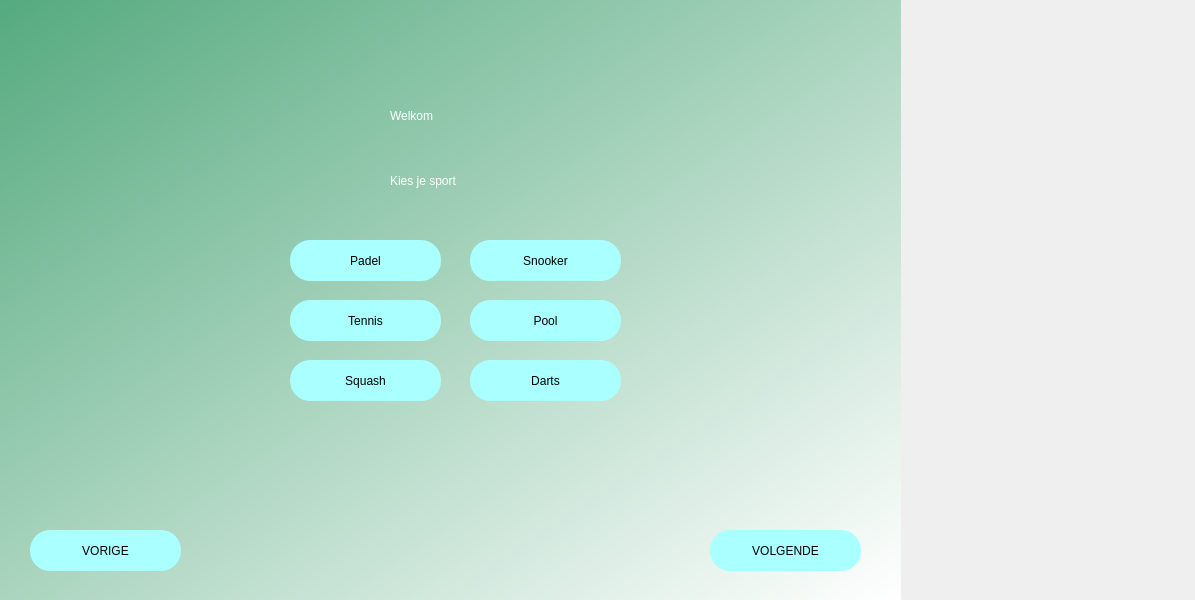
Above: sport_booker/gui/sportscreen.ui from bert-pxl/sport-booker before the change. Below: the same form after it.
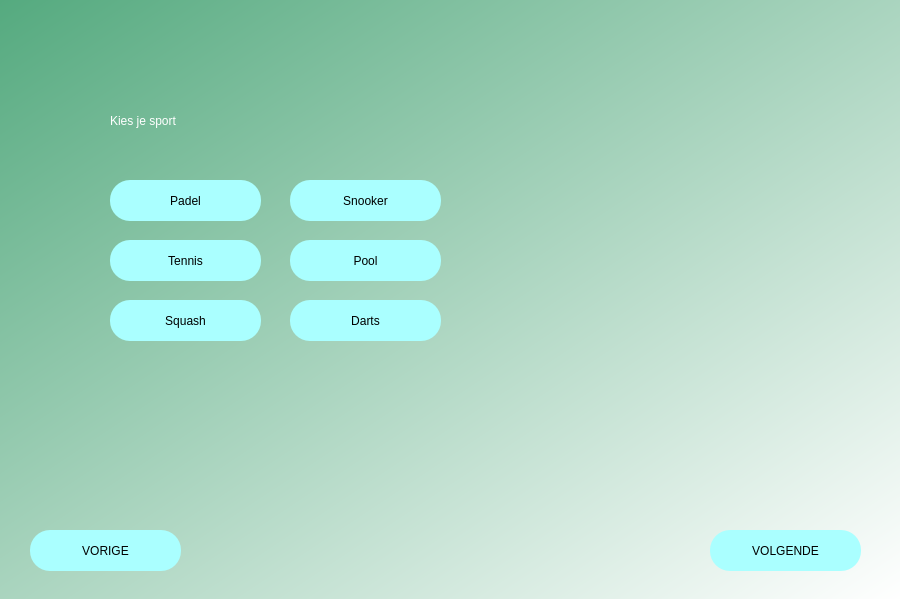
That is the form after the change.

Commit message: added images for sportscreen

What changed in the file:
```diff
--- a/sport_booker/gui/sportscreen.ui
+++ b/sport_booker/gui/sportscreen.ui
@@ -6,8 +6,8 @@
    <rect>
     <x>0</x>
     <y>0</y>
-    <width>1195</width>
-    <height>600</height>
+    <width>900</width>
+    <height>599</height>
    </rect>
   </property>
   <property name="windowTitle">
@@ -26,27 +26,11 @@
     <string notr="true">QWidget#bgwidget{
 background-color:qlineargradient(spread:pad, x1:0, y1:0, x2:1, y2:1, stop:0 rgba(85, 170, 127, 255), stop:1 rgba(255, 255, 255, 255))}</string>
    </property>
-   <widget class="QLabel" name="label">
-    <property name="geometry">
-     <rect>
-      <x>390</x>
-      <y>90</y>
-      <width>151</width>
-      <height>51</height>
-     </rect>
-    </property>
-    <property name="styleSheet">
-     <string notr="true">font: 75 26pt &quot;Verdana&quot;;color:rgb(255, 255, 255)</string>
-    </property>
-    <property name="text">
-     <string>Welkom</string>
-    </property>
-   </widget>
    <widget class="QLabel" name="label_2">
     <property name="geometry">
      <rect>
-      <x>390</x>
-      <y>160</y>
+      <x>110</x>
+      <y>100</y>
       <width>131</width>
       <height>41</height>
      </rect>
@@ -61,8 +45,8 @@
    <widget class="QPushButton" name="sport_1">
     <property name="geometry">
      <rect>
-      <x>290</x>
-      <y>240</y>
+      <x>110</x>
+      <y>180</y>
       <width>151</width>
       <height>41</height>
      </rect>
@@ -79,8 +63,8 @@
    <widget class="QPushButton" name="sport_2">
     <property name="geometry">
      <rect>
-      <x>290</x>
-      <y>300</y>
+      <x>110</x>
+      <y>240</y>
       <width>151</width>
       <height>41</height>
      </rect>
@@ -97,8 +81,8 @@
    <widget class="QPushButton" name="sport_3">
     <property name="geometry">
      <rect>
-      <x>290</x>
-      <y>360</y>
+      <x>110</x>
+      <y>300</y>
       <width>151</width>
       <height>41</height>
      </rect>
@@ -115,8 +99,8 @@
    <widget class="QPushButton" name="sport_4">
     <property name="geometry">
      <rect>
-      <x>470</x>
-      <y>240</y>
+      <x>290</x>
+      <y>180</y>
       <width>151</width>
       <height>41</height>
      </rect>
@@ -133,8 +117,8 @@
    <widget class="QPushButton" name="sport_5">
     <property name="geometry">
      <rect>
-      <x>470</x>
-      <y>300</y>
+      <x>290</x>
+      <y>240</y>
       <width>151</width>
       <height>41</height>
      </rect>
@@ -151,8 +135,8 @@
    <widget class="QPushButton" name="sport_6">
     <property name="geometry">
      <rect>
-      <x>470</x>
-      <y>360</y>
+      <x>290</x>
+      <y>300</y>
       <width>151</width>
       <height>41</height>
      </rect>
@@ -202,6 +186,19 @@
      <string>VORIGE</string>
     </property>
    </widget>
+   <widget class="QLabel" name="sport_label_image">
+    <property name="geometry">
+     <rect>
+      <x>550</x>
+      <y>180</y>
+      <width>221</width>
+      <height>151</height>
+     </rect>
+    </property>
+    <property name="text">
+     <string/>
+    </property>
+   </widget>
   </widget>
  </widget>
  <resources/>
```
Left out of the diff: 12 changed lines with no effect on the pictures. The commit also changes 7 other files.
